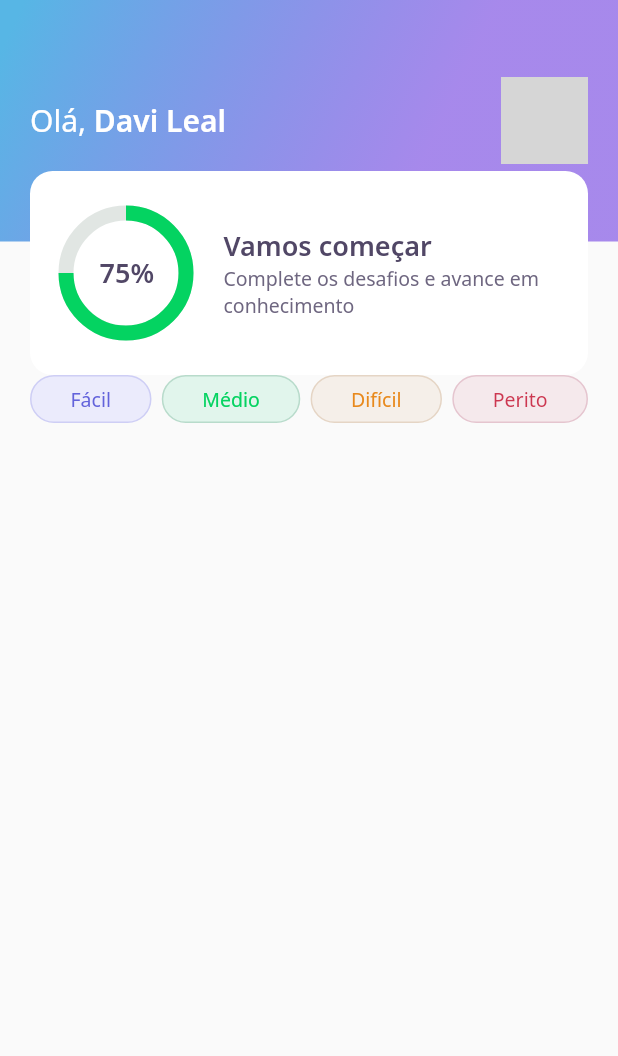
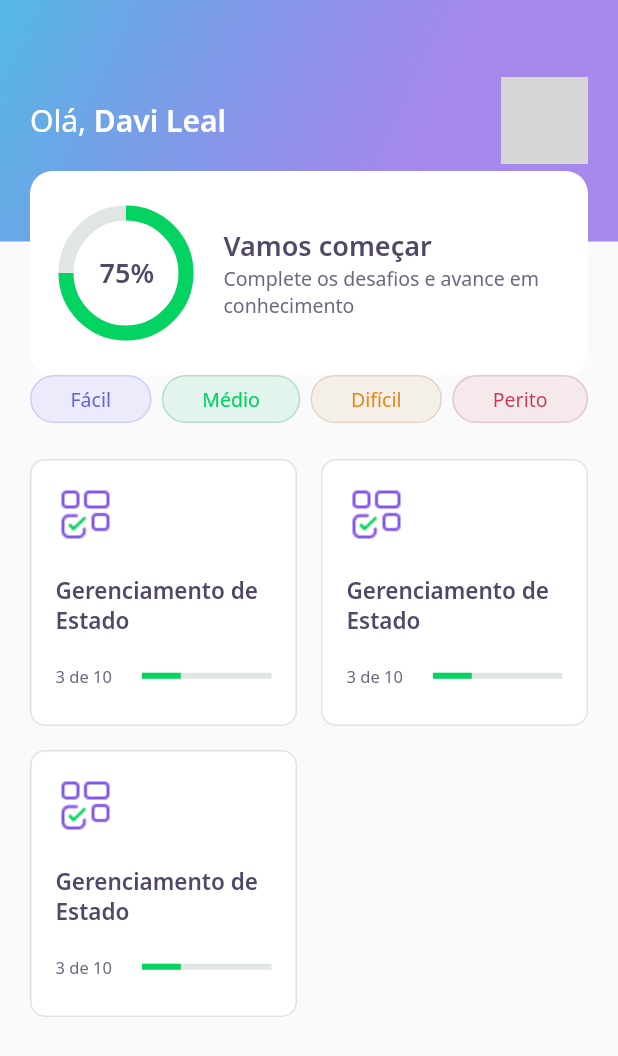
Before and after one commit to davilm/DevQuiz-NLW5, a Flutter app: the screen it shows after launch, on a phone screen of 412 x 824 dp. Shown: the top 1056 px of the screen. Run offline on Flutter 3.47's test engine with Material 2 defaults, Android fonts, the phone set to English and light mode, and no system bars; our stand-ins replace google_fonts; network calls fail; grey boxes are pictures that could not be loaded.

Commit message:
Add QuizCardWidget

```diff
--- a/lib/home/home_page.dart
+++ b/lib/home/home_page.dart
@@ -17,7 +17,9 @@ class _HomePageState extends State<HomePage> {
       appBar: AppBarWidget(),
       body: Padding(
         padding: const EdgeInsets.symmetric(horizontal: 20),
-        child: Row(
+        child: Column(
+          children: [
+            Row(
               mainAxisAlignment: MainAxisAlignment.spaceBetween,
               children: [
                 LevelButtonWidget(
@@ -34,6 +36,23 @@ class _HomePageState extends State<HomePage> {
                 ),
               ],
             ),
+            SizedBox(
+              height: 24,
+            ),
+            Expanded(
+              child: GridView.count(
+                crossAxisSpacing: 16,
+                mainAxisSpacing: 16,
+                crossAxisCount: 2,
+                children: [
+                  QuizCardWidget(),
+                  QuizCardWidget(),
+                  QuizCardWidget(),
+                ],
+              ),
+            )
+          ],
+        ),
       ),
     );
   }
--- /dev/null
+++ b/lib/home/widgets/quiz_card/quiz_card_widget.dart
@@ -0,0 +1,60 @@
+import 'package:DevQuiz/core/app_colors.dart';
+import 'package:DevQuiz/core/app_images.dart';
+import 'package:DevQuiz/core/app_text_styles.dart';
+import 'package:flutter/material.dart';
+
+class QuizCardWidget extends StatelessWidget {
+  const QuizCardWidget({Key? key}) : super(key: key);
+
+  @override
+  Widget build(BuildContext context) {
+    return Container(
+      padding: EdgeInsets.all(16),
+      decoration: BoxDecoration(
+        border: Border.fromBorderSide(BorderSide(color: AppColors.border)),
+        color: AppColors.white,
+        borderRadius: BorderRadius.circular(10),
+      ),
+      child: Column(
+        crossAxisAlignment: CrossAxisAlignment.start,
+        children: [
+          Container(
+            width: 40,
+            height: 40,
+            child: Image.asset(AppImages.blocks),
+          ),
+          SizedBox(
+            height: 20,
+          ),
+          Text(
+            "Gerenciamento de Estado",
+            style: AppTextStyles.heading15,
+          ),
+          SizedBox(
+            height: 20,
+          ),
+          Row(
+            children: [
+              Expanded(
+                flex: 2,
+                child: Text(
+                  "3 de 10",
+                  style: AppTextStyles.body11,
+                ),
+              ),
+              Expanded(
+                flex: 3,
+                child: LinearProgressIndicator(
+                  value: 0.3,
+                  backgroundColor: AppColors.chartSecondary,
+                  valueColor:
+                      AlwaysStoppedAnimation<Color>(AppColors.chartPrimary),
+                ),
+              ),
+            ],
+          )
+        ],
+      ),
+    );
+  }
+}
```
Lines whose indentation alone changed are shown as unchanged.
